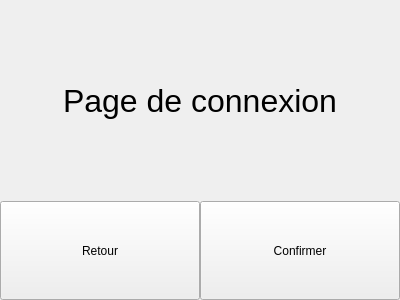
This is UberMedoc/connexion.ui in GregDAka/Ubermedoc as Qt 5 draws it before an edit. The edited form follows.
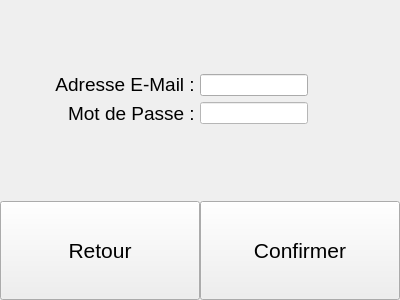
This is the edited form.

Commit message: UI Inscription + navigation | tests CSS

Diff of the .ui file:
```diff
--- a/UberMedoc/connexion.ui
+++ b/UberMedoc/connexion.ui
@@ -13,7 +13,7 @@
   <property name="windowTitle">
    <string>Form</string>
   </property>
-  <layout class="QVBoxLayout" name="verticalLayout" stretch="67,33">
+  <layout class="QVBoxLayout" name="verticalLayout" stretch="33,34,33">
    <property name="spacing">
     <number>0</number>
    </property>
@@ -30,6 +30,11 @@
     <number>0</number>
    </property>
    <item>
+    <layout class="QHBoxLayout" name="horizontalLayout_2">
+     <property name="bottomMargin">
+      <number>3</number>
+     </property>
+     <item alignment="Qt::AlignRight|Qt::AlignBottom">
     <widget class="QLabel" name="label">
      <property name="sizePolicy">
       <sizepolicy hsizetype="Preferred" vsizetype="Preferred">
@@ -39,16 +44,87 @@
      </property>
      <property name="font">
       <font>
-       <pointsize>24</pointsize>
+         <pointsize>14</pointsize>
       </font>
      </property>
      <property name="text">
-      <string>Page de connexion</string>
+        <string>Adresse E-Mail : </string>
      </property>
      <property name="alignment">
-      <set>Qt::AlignCenter</set>
-     </property>
-    </widget>
+        <set>Qt::AlignBottom|Qt::AlignRight|Qt::AlignTrailing</set>
+       </property>
+      </widget>
+     </item>
+     <item alignment="Qt::AlignLeft|Qt::AlignBottom">
+      <widget class="QLineEdit" name="mailConnexion">
+       <property name="sizePolicy">
+        <sizepolicy hsizetype="Preferred" vsizetype="Preferred">
+         <horstretch>0</horstretch>
+         <verstretch>0</verstretch>
+        </sizepolicy>
+       </property>
+       <property name="text">
+        <string/>
+       </property>
+      </widget>
+     </item>
+    </layout>
+   </item>
+   <item>
+    <layout class="QHBoxLayout" name="horizontalLayout_4">
+     <property name="topMargin">
+      <number>3</number>
+     </property>
+     <item alignment="Qt::AlignRight|Qt::AlignTop">
+      <widget class="QLabel" name="label_2">
+       <property name="font">
+        <font>
+         <pointsize>14</pointsize>
+        </font>
+       </property>
+       <property name="text">
+        <string>Mot de Passe : </string>
+       </property>
+       <property name="alignment">
+        <set>Qt::AlignRight|Qt::AlignTop|Qt::AlignTrailing</set>
+       </property>
+      </widget>
+     </item>
+     <item alignment="Qt::AlignLeft|Qt::AlignTop">
+      <widget class="QLineEdit" name="mdpConnexion">
+       <property name="sizePolicy">
+        <sizepolicy hsizetype="Preferred" vsizetype="Preferred">
+         <horstretch>0</horstretch>
+         <verstretch>0</verstretch>
+        </sizepolicy>
+       </property>
+       <property name="styleSheet">
+        <string notr="true">
+background: white;
+
+</string>
+       </property>
+       <property name="text">
+        <string/>
+       </property>
+       <property name="frame">
+        <bool>true</bool>
+       </property>
+       <property name="echoMode">
+        <enum>QLineEdit::Password</enum>
+       </property>
+       <property name="alignment">
+        <set>Qt::AlignLeading|Qt::AlignLeft|Qt::AlignVCenter</set>
+       </property>
+       <property name="dragEnabled">
+        <bool>false</bool>
+       </property>
+       <property name="placeholderText">
+        <string/>
+       </property>
+      </widget>
+     </item>
+    </layout>
    </item>
    <item>
     <layout class="QHBoxLayout" name="horizontalLayout" stretch="0,0">
@@ -63,6 +139,11 @@
          <verstretch>0</verstretch>
         </sizepolicy>
        </property>
+       <property name="font">
+        <font>
+         <pointsize>16</pointsize>
+        </font>
+       </property>
        <property name="text">
         <string>Retour</string>
        </property>
@@ -76,6 +157,11 @@
          <verstretch>0</verstretch>
         </sizepolicy>
        </property>
+       <property name="font">
+        <font>
+         <pointsize>16</pointsize>
+        </font>
+       </property>
        <property name="text">
         <string>Confirmer</string>
        </property>
```
Lines whose indentation alone changed are shown as unchanged. The commit also changes 7 other files.
